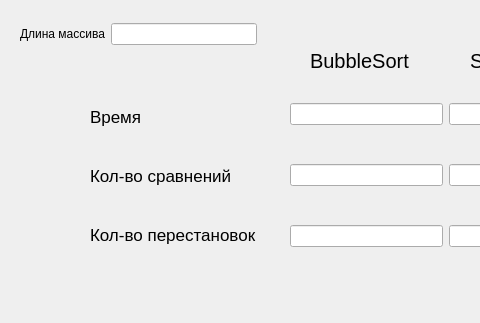
Old version of the form 1_seminar/GUI_1_seminar/sorting_results_window.ui in the repository Eugene665/uni_parallel_computing; both pictures show x 0 to 480 and y 0 to 323 of the 799 by 323 pixel window.
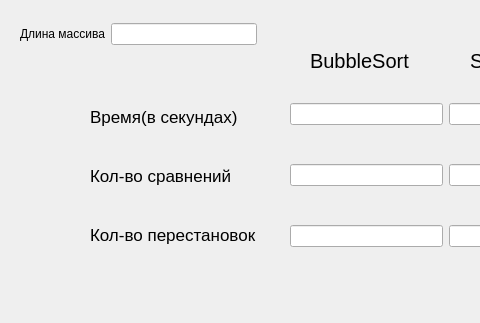
New version of the form.

What changed in the file:
```diff
--- a/1_seminar/GUI_1_seminar/sorting_results_window.ui
+++ b/1_seminar/GUI_1_seminar/sorting_results_window.ui
@@ -154,7 +154,7 @@
        </font>
       </property>
       <property name="text">
-       <string>Время</string>
+       <string>Время(в секундах)</string>
       </property>
      </widget>
     </item>
```
